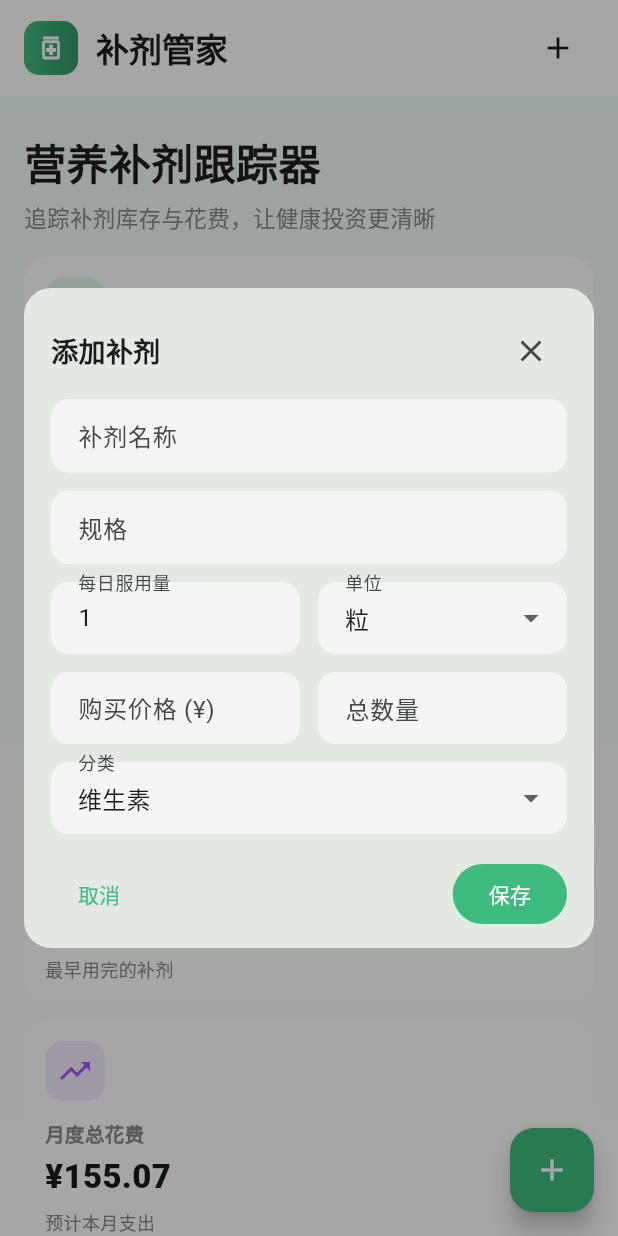
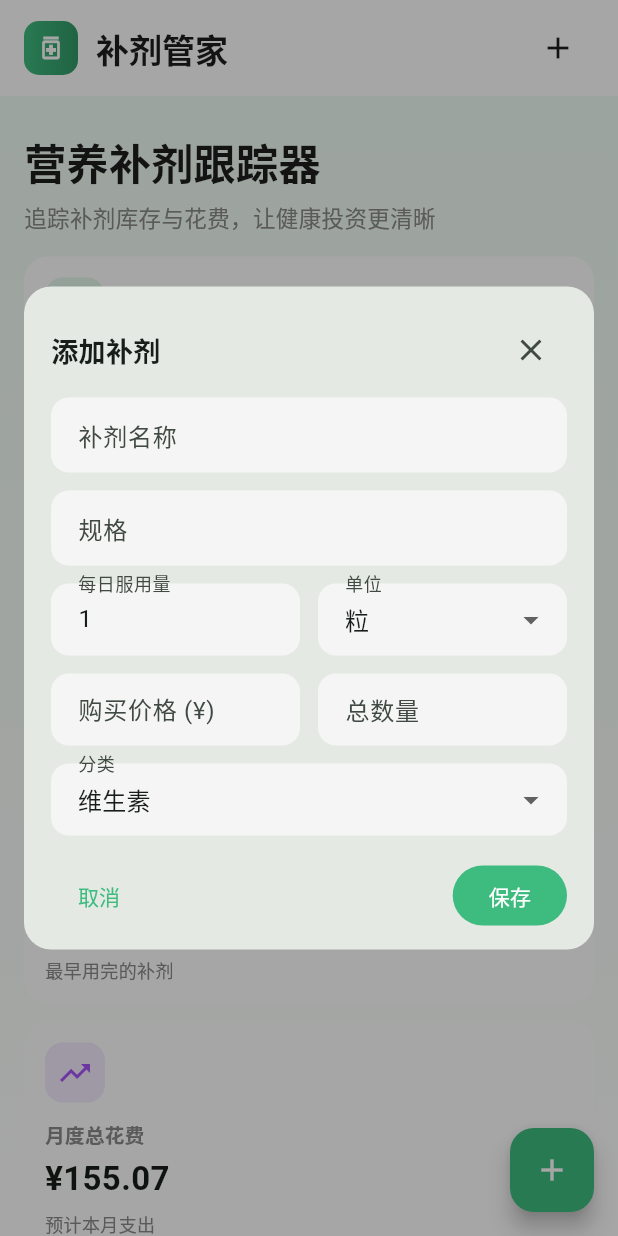
Before and after one commit to BryceWG/supplement-tracker, a Flutter app: the screen it shows after launch, after a tap on the "add" icon, on a phone screen of 412 x 824 dp. Run offline on Flutter 3.47's test engine with Material 3 defaults, Android fonts, the light colour scheme and no system bars; our stand-ins replace shared_preferences.

Commit message:
feat(ui): add CJK font fallback and adjust font weights
Add platform‑specific font selection and a CJK fallback list in `AppTheme`.
Integrate the selected font family into `ThemeData` and apply it to all
text themes via a copyWith helper.
Update numerous widgets to use `FontWeight.w700` instead of the previous
`w900` to achieve a lighter, consistent visual style.
Also add `dist/` to `.gitignore` to exclude build artifacts.

```diff
--- a/lib/src/theme/app_theme.dart
+++ b/lib/src/theme/app_theme.dart
@@ -1,11 +1,67 @@
 import 'package:flutter/material.dart';
+import 'package:flutter/foundation.dart';
 
 class AppTheme {
   static const primary = Color(0xFF3EBB7F);
   static const primaryDark = Color(0xFF339968);
   static const primaryLight = Color(0xFFE8F5EE);
 
+  static const List<String> _cjkFontFallback = [
+    'Microsoft YaHei UI',
+    'Microsoft YaHei',
+    'Segoe UI',
+    'PingFang SC',
+    'Hiragino Sans GB',
+    'Noto Sans CJK SC',
+    'Noto Sans SC',
+    'Arial',
+  ];
+
+  static String? _preferredFontFamily() {
+    switch (defaultTargetPlatform) {
+      case TargetPlatform.windows:
+        return 'Microsoft YaHei UI';
+      case TargetPlatform.macOS:
+      case TargetPlatform.iOS:
+        return 'PingFang SC';
+      case TargetPlatform.linux:
+        return 'Noto Sans CJK SC';
+      case TargetPlatform.android:
+      case TargetPlatform.fuchsia:
+        return null;
+    }
+  }
+
+  static TextTheme _withFont(TextTheme base, {required String? fontFamily}) {
+    TextStyle? style(TextStyle? s) {
+      if (s == null) return null;
+      return s.copyWith(
+        fontFamily: fontFamily,
+        fontFamilyFallback: _cjkFontFallback,
+      );
+    }
+
+    return base.copyWith(
+      displayLarge: style(base.displayLarge),
+      displayMedium: style(base.displayMedium),
+      displaySmall: style(base.displaySmall),
+      headlineLarge: style(base.headlineLarge),
+      headlineMedium: style(base.headlineMedium),
+      headlineSmall: style(base.headlineSmall),
+      titleLarge: style(base.titleLarge),
+      titleMedium: style(base.titleMedium),
+      titleSmall: style(base.titleSmall),
+      bodyLarge: style(base.bodyLarge),
+      bodyMedium: style(base.bodyMedium),
+      bodySmall: style(base.bodySmall),
+      labelLarge: style(base.labelLarge),
+      labelMedium: style(base.labelMedium),
+      labelSmall: style(base.labelSmall),
+    );
+  }
+
   static ThemeData lightTheme() {
+    final fontFamily = _preferredFontFamily();
     final colorScheme = ColorScheme.fromSeed(
       seedColor: primary,
       brightness: Brightness.light,
@@ -15,10 +71,11 @@
       surface: Colors.white,
     );
 
-    return ThemeData(
+    final base = ThemeData(
       useMaterial3: true,
       colorScheme: colorScheme,
       scaffoldBackgroundColor: const Color(0xFFFFFFFF),
+      fontFamily: fontFamily,
       appBarTheme: const AppBarTheme(
         backgroundColor: Color(0xF2FFFFFF),
         foregroundColor: Color(0xFF1D1D1D),
@@ -41,5 +98,10 @@
         contentPadding: const EdgeInsets.symmetric(horizontal: 14, vertical: 12),
       ),
     );
+
+    return base.copyWith(
+      textTheme: _withFont(base.textTheme, fontFamily: fontFamily),
+      primaryTextTheme: _withFont(base.primaryTextTheme, fontFamily: fontFamily),
+    );
   }
 }
--- a/lib/src/ui/home/home_screen.dart
+++ b/lib/src/ui/home/home_screen.dart
@@ -195,18 +195,6 @@
               ),
               const Spacer(),
               if (MediaQuery.sizeOf(context).width >= 720) ...[
-                _NavChip(label: '首页', selected: true, onTap: () {}),
-                _NavChip(
-                  label: '我的补剂',
-                  selected: false,
-                  onTap: () => _toast(context, '当前版本：功能聚合在首页'),
-                ),
-                _NavChip(
-                  label: '统计',
-                  selected: false,
-                  onTap: () => _toast(context, '当前版本：统计在「数据分析」区块'),
-                ),
-                const SizedBox(width: 8),
                 FilledButton.icon(
                   style: FilledButton.styleFrom(
                     backgroundColor: AppTheme.primary,
@@ -230,42 +218,6 @@
       ),
     );
   }
-
-  static void _toast(BuildContext context, String message) {
-    ScaffoldMessenger.of(context).showSnackBar(
-      SnackBar(
-        content: Text(message),
-        behavior: SnackBarBehavior.floating,
-        duration: const Duration(seconds: 2),
-      ),
-    );
-  }
-}
-
-class _NavChip extends StatelessWidget {
-  const _NavChip({required this.label, required this.selected, required this.onTap});
-
-  final String label;
-  final bool selected;
-  final VoidCallback onTap;
-
-  @override
-  Widget build(BuildContext context) {
-    final bg = selected ? AppTheme.primaryLight : Colors.transparent;
-    final fg = selected ? AppTheme.primary : const Color(0xFF5A5A5A);
-    return Padding(
-      padding: const EdgeInsets.only(right: 6),
-      child: InkWell(
-        borderRadius: BorderRadius.circular(10),
-        onTap: onTap,
-        child: Container(
-          padding: const EdgeInsets.symmetric(horizontal: 12, vertical: 8),
-          decoration: BoxDecoration(color: bg, borderRadius: BorderRadius.circular(10)),
-          child: Text(label, style: TextStyle(color: fg, fontWeight: FontWeight.w600, fontSize: 13)),
-        ),
-      ),
-    );
-  }
 }
 
 class _PageHeader extends StatelessWidget {
@@ -278,7 +230,7 @@
       children: [
         Text(
           '营养补剂跟踪器',
-          style: TextStyle(fontSize: 28, fontWeight: FontWeight.w800, color: Color(0xFF1D1D1D)),
+          style: TextStyle(fontSize: 28, fontWeight: FontWeight.w700, color: Color(0xFF1D1D1D)),
         ),
         SizedBox(height: 6),
         Text(
@@ -373,7 +325,7 @@
     return Column(
       crossAxisAlignment: CrossAxisAlignment.start,
       children: [
-        Text(title, style: const TextStyle(fontSize: 18, fontWeight: FontWeight.w800)),
+        Text(title, style: const TextStyle(fontSize: 18, fontWeight: FontWeight.w700)),
         const SizedBox(height: 12),
         child,
       ],
--- a/lib/src/ui/supplement_editor/supplement_editor_dialog.dart
+++ b/lib/src/ui/supplement_editor/supplement_editor_dialog.dart
@@ -107,7 +107,7 @@
                     children: [
                       Text(
                         isEditing ? '编辑补剂' : '添加补剂',
-                        style: const TextStyle(fontSize: 18, fontWeight: FontWeight.w800),
+                        style: const TextStyle(fontSize: 18, fontWeight: FontWeight.w700),
                       ),
                       const Spacer(),
                       IconButton(
--- a/lib/src/widgets/charts/category_pie_chart.dart
+++ b/lib/src/widgets/charts/category_pie_chart.dart
@@ -33,7 +33,7 @@
         child: Column(
           crossAxisAlignment: CrossAxisAlignment.start,
           children: [
-            const Text('月度花费分布', style: TextStyle(fontWeight: FontWeight.w900)),
+            const Text('月度花费分布', style: TextStyle(fontWeight: FontWeight.w700)),
             const SizedBox(height: 10),
             SizedBox(
               height: 200,
--- a/lib/src/widgets/charts/monthly_trend_chart.dart
+++ b/lib/src/widgets/charts/monthly_trend_chart.dart
@@ -34,7 +34,7 @@
         child: Column(
           crossAxisAlignment: CrossAxisAlignment.start,
           children: [
-            const Text('花费趋势', style: TextStyle(fontWeight: FontWeight.w900)),
+            const Text('花费趋势', style: TextStyle(fontWeight: FontWeight.w700)),
             const SizedBox(height: 10),
             SizedBox(
               height: 200,
--- a/lib/src/widgets/empty_state.dart
+++ b/lib/src/widgets/empty_state.dart
@@ -27,7 +27,7 @@
               const SizedBox(height: 14),
               const Text(
                 '还没有添加补剂',
-                style: TextStyle(fontSize: 18, fontWeight: FontWeight.w900),
+                style: TextStyle(fontSize: 18, fontWeight: FontWeight.w700),
               ),
               const SizedBox(height: 6),
               const Text(
--- a/lib/src/widgets/reminder_list.dart
+++ b/lib/src/widgets/reminder_list.dart
@@ -30,7 +30,7 @@
     return Column(
       crossAxisAlignment: CrossAxisAlignment.start,
       children: [
-        const Text('提醒', style: TextStyle(fontSize: 18, fontWeight: FontWeight.w800)),
+        const Text('提醒', style: TextStyle(fontSize: 18, fontWeight: FontWeight.w700)),
         const SizedBox(height: 12),
         for (final r in reminders) ...[
           Card(
@@ -52,7 +52,7 @@
                     child: Column(
                       crossAxisAlignment: CrossAxisAlignment.start,
                       children: [
-                        Text(r.title, style: const TextStyle(fontWeight: FontWeight.w900)),
+                        Text(r.title, style: const TextStyle(fontWeight: FontWeight.w700)),
                         const SizedBox(height: 3),
                         Text(r.message, style: const TextStyle(color: Color(0xFF8A8A8A), fontSize: 12)),
                       ],
--- a/lib/src/widgets/stat_card.dart
+++ b/lib/src/widgets/stat_card.dart
@@ -46,7 +46,7 @@
             const SizedBox(height: 4),
             Text(
               data.value,
-              style: const TextStyle(fontSize: 22, fontWeight: FontWeight.w900),
+              style: const TextStyle(fontSize: 22, fontWeight: FontWeight.w700),
             ),
             const SizedBox(height: 6),
             Text(
--- a/lib/src/widgets/supplement_card.dart
+++ b/lib/src/widgets/supplement_card.dart
@@ -49,7 +49,7 @@
                 children: [
                   Text(
                     supplement.name,
-                    style: const TextStyle(fontSize: 16, fontWeight: FontWeight.w900),
+                    style: const TextStyle(fontSize: 16, fontWeight: FontWeight.w700),
                   ),
                   const SizedBox(height: 4),
                   Text(
@@ -88,7 +88,7 @@
               children: [
                 Text(
                   Format.currencyCny(supplement.dailyCost),
-                  style: const TextStyle(fontSize: 16, fontWeight: FontWeight.w900),
+                  style: const TextStyle(fontSize: 16, fontWeight: FontWeight.w700),
                 ),
                 const SizedBox(height: 2),
                 const Text('每日', style: TextStyle(fontSize: 11, color: Color(0xFF8A8A8A))),
```
Also changed, not shown: 1 other file.
